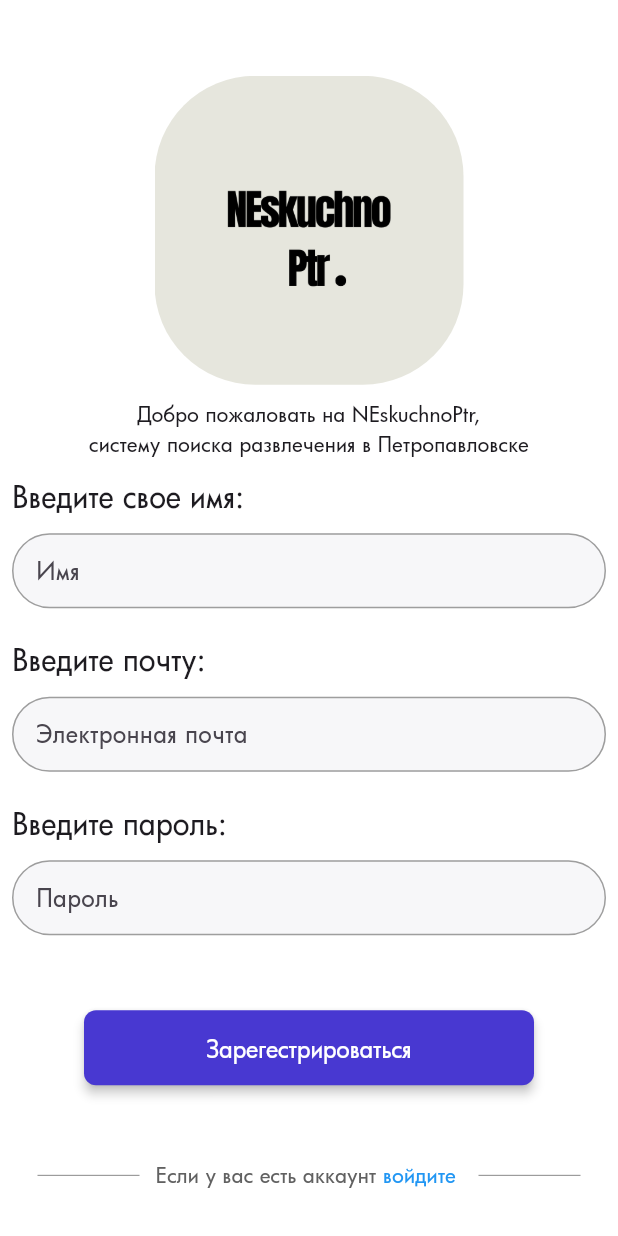
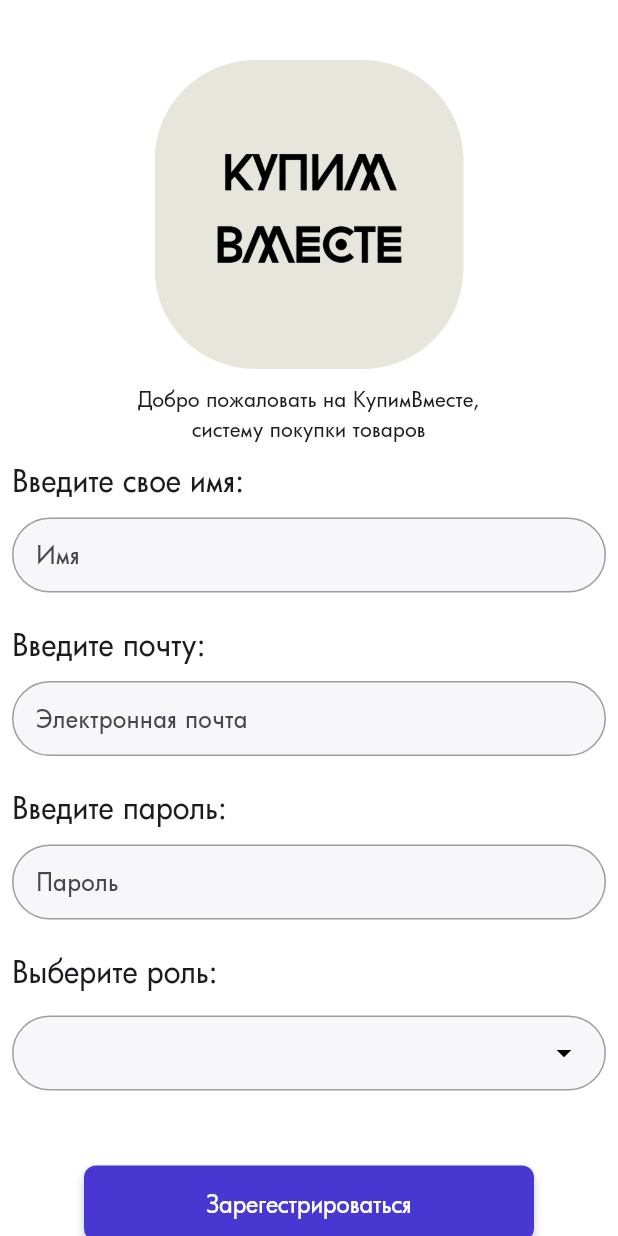
Before and after one commit to chillit/tswcd2, a Flutter app: the screen it shows after launch, after a tap on "Войти в аккаунт", after a tap on "зарегестритруйтесь", on a phone screen of 412 x 824 dp. Run offline on Flutter 3.47's test engine with Material 3 defaults, Android fonts, the phone set to English and light mode, and no system bars; our stand-ins replace awesome_dialog, file, file_picker, firebase_auth, firebase_core, firebase_database and 2 more; missing offline and left inert: dart:html, dart:js; accounts and stored records are empty; network calls fail.

```diff
--- a/lib/Pages/Registration_page.dart
+++ b/lib/Pages/Registration_page.dart
@@ -42,6 +42,7 @@ class _MyHomePageState extends State<Registration> {
   TextEditingController emailcontroller = TextEditingController();
   TextEditingController namecontroller=TextEditingController();
   TextEditingController passwordcontroller = TextEditingController();
+  TextEditingController rolecontroller= TextEditingController();
 
   @override
   void initState() {
@@ -54,40 +55,36 @@ class _MyHomePageState extends State<Registration> {
     emailcontroller.dispose();
     namecontroller.dispose();
     passwordcontroller.dispose();
+    rolecontroller.dispose();
   }
+
+  String? selectedRole;
+  bool showError = false;
+
+  // Example list of options for the dropdown.
+  final List<String> roles = ['Глава семьи', 'Член семьи', ];
+
+  void _onSelected() {
+    setState(() {
+      if (selectedRole ==null)
+        {
+          showError=true;
+        }
+      else
+        showError=false;
+
+    });
+  }
+
+
+
   final FirebaseDatabase _database = FirebaseDatabase.instance;
   final FirebaseAuth _auth = FirebaseAuth.instance;
   Future<void> signupemailpass(String email, String pass) async {
     await _auth.signInWithEmailAndPassword(email: email, password: pass);
   }
 
-  void _saveToDatabase() async {
-    FirebaseAuth.instance.authStateChanges().listen((User? user) async {
-      if (user == null) {
-        print('User is currently signed out!');
-      } else {
-        String currentDate = DateTime.now().toIso8601String().split('T')[0];
-        // Retrieve the name using the UID from the users branch
-        final nameSnapshot = await FirebaseDatabase.instance.ref('users/${user.uid}').once();
-        String name = nameSnapshot.snapshot.value?.toString() ?? '';
 
-        // Set the user's email and name in the database under the 'users' branch
-        await FirebaseDatabase.instance.ref('users/${user.uid}').set({
-          'email': user.email,
-          'name': namecontroller.text.trim(),
-          'IIN': '',
-          'role': 'default',
-          'interests': {
-            'sport': 0,
-            'IT':0,
-            'culture':0,
-            'charity':0,
-            'study':0,
-          }
-        });
-      }
-    });
-  }
   Future<void> registerUser(String email, String password, String name, BuildContext context) async {
     try {
       UserCredential userCredential = await FirebaseAuth.instance.createUserWithEmailAndPassword(
@@ -124,17 +121,11 @@ class _MyHomePageState extends State<Registration> {
     await FirebaseDatabase.instance.ref('users/${uid}').set({
       'email': email,
       'name': namecontroller.text.trim(),
-      'IIN': '',
-      'role': 'default',
-      'interests': {
-        'sport': 0,
-        'IT':0,
-        'culture':0,
-        'charity':0,
-        'study':0,
-      }
+      'role': selectedRole,
+
     });
   }
+
 
   final _formKey = GlobalKey<FormState>();
 
@@ -176,7 +167,7 @@ class _MyHomePageState extends State<Registration> {
                                   child: ClipRRect(
                                     borderRadius: BorderRadius.circular(67.0),
                                     child: Image.asset(
-                                      'assets/images/ptr_neskuchno.png',
+                                      'assets/images/KupimVmeste.png',
                                       fit: BoxFit.contain,
                                     ),
                                   ),
@@ -184,7 +175,7 @@ class _MyHomePageState extends State<Registration> {
                               ),
                               SizedBox(height: 10,),
                               Text(
-                                'Добро пожаловать на NEskuchnoPtr,\n систему поиска развлечения в Петропавловске',
+                                'Добро пожаловать на КупимВместе,\n систему покупки товаров',
                                 style: TextStyle(fontFamily: "Futura"),
                                 textAlign: TextAlign.center,
                               ),
@@ -216,7 +207,7 @@ class _MyHomePageState extends State<Registration> {
                                         borderRadius: BorderRadius.circular(67.0),
                                         child: Image.asset(
 
-                                          'assets/images/ptr_neskuchno.png',
+                                          'assets/images/KupimVmeste.png',
                                           fit: BoxFit.contain,
                                         ),
                                       ),
@@ -225,7 +216,7 @@ class _MyHomePageState extends State<Registration> {
                                   SizedBox(height: 10,),
 
                                   Text(
-                                    'Добро пожаловать на NEskuchnoPtr,\nсистему поиска развлечения в Петропавловске',
+                                    'Добро пожаловать на КупимВместе,\nсистему покупки товаров',
                                     style: TextStyle(fontFamily: 'Futura'),
                                     textAlign: TextAlign.center,
                                   ),
@@ -494,6 +485,63 @@ class _MyHomePageState extends State<Registration> {
                                     ),
                                   ),
                                 ),
+                                SizedBox(height: 20,),
+                                Column(
+                                  crossAxisAlignment: CrossAxisAlignment.start,
+                                  children: [
+                                    Padding(
+                                      padding: EdgeInsets.only(left: 8),
+                                      child: Text(
+                                        'Выберите роль:',
+                                        style: TextStyle(
+                                          fontFamily: 'Futura',
+                                          fontSize: 20,
+                                        ),
+                                        textAlign: TextAlign.start,
+                                      ),
+                                    ),
+                                    SizedBox(height: 15,),
+                                    Padding(padding: EdgeInsetsDirectional.fromSTEB(8, 0, 8, 0),
+                                      child: Container(
+                                        width: 450,
+                                        height: 50,
+                                        decoration: BoxDecoration(
+
+                                          color:  (showError ? Colors.red.withOpacity(0.2) : Color.fromRGBO(46, 46, 93, 0.04)) ,
+                                          border: Border.all(
+                                            color: showError ? Colors.red : Colors.grey,
+                                            width: 1,
+                                          ),
+                                          borderRadius: BorderRadius.circular(25),
+
+                                        ),
+                                        padding: EdgeInsets.symmetric(horizontal: 15),
+                                        child: DropdownButtonHideUnderline(
+                                          child: DropdownButton<String>(
+                                            focusColor: Colors.transparent,
+                                            value: selectedRole,
+                                            isExpanded: true,
+                                            icon: Icon(Icons.arrow_drop_down, color: Colors.black),
+                                            iconSize: 24,
+                                            elevation: 0,
+                                            style: TextStyle(color: Colors.black, fontSize: 15),
+                                            onChanged: (String? newValue) {
+                                              setState(() {
+                                                selectedRole = newValue;
+                                              });
+                                            },
+                                            items: roles.map<DropdownMenuItem<String>>((String value) {
+                                              return DropdownMenuItem<String>(
+                                                value: value,
+                                                child: Text(value, style: TextStyle(fontFamily: 'Futura')),
+                                              );
+                                            }).toList(),
+                                          ),
+                                        ),
+                                      ),
+                                    ),
+                                  ],
+                                )
                               ],
                             ),
                             Padding(
@@ -504,7 +552,8 @@ class _MyHomePageState extends State<Registration> {
                                 width: 300,
                                 child: ElevatedButton(
                                   onPressed: () {
-                                    if (_formKey.currentState!.validate()) {
+                                    _onSelected();
+                                    if (_formKey.currentState!.validate() && !showError) {
                                       // Call your registration logic here
                                       registerUser(
                                         emailcontroller.text.trim(),
--- a/lib/main.dart
+++ b/lib/main.dart
@@ -94,12 +94,12 @@ class _MyAppState extends State<MyApp> {
     return MaterialApp(
       debugShowCheckedModeBanner: false,
 
-      title: 'NEskuchnoPtr',
+      title: 'КупимВместе',
       theme: ThemeData(
         fontFamily: 'Futura',
         primarySwatch: Colors.blue,
         visualDensity: VisualDensity.adaptivePlatformDensity,
-        fontFamily: "Futura",
+
         // This is the theme of your application.
         //
         // TRY THIS: Try running your application with "flutter run". You'll see
@@ -269,7 +269,7 @@ class _MyHomePageState extends State<MyHomePage> {
                                   child: ClipRRect(
                                     borderRadius: BorderRadius.circular(67.0),
                                     child: Image.asset(
-                                      'assets/images/ptr_neskuchno.png',
+                                      'assets/images/KupimVmeste.png',
                                       fit: BoxFit.contain,
                                     ),
                                   ),
@@ -277,7 +277,7 @@ class _MyHomePageState extends State<MyHomePage> {
                               ),
                               SizedBox(height: 10,),
                               Text(
-                                'Добро пожаловать на NEskuchnoPtr,\nсистему поиска развлечения в Петропавловске',
+                                'Добро пожаловать на КупимВместе,\nсистему покупки товаров',
                                 style: TextStyle(fontFamily: "Futura"),
                                 textAlign: TextAlign.center,
                               ),
@@ -309,7 +309,7 @@ class _MyHomePageState extends State<MyHomePage> {
                                         borderRadius: BorderRadius.circular(67.0),
                                         child: Image.asset(
 
-                                          'assets/images/ptr_neskuchno.png',
+                                          'assets/images/KupimVmeste.png',
                                           fit: BoxFit.contain,
                                         ),
                                       ),
@@ -318,7 +318,7 @@ class _MyHomePageState extends State<MyHomePage> {
                                   SizedBox(height: 10,),
 
                                   Text(
-                                    'Добро пожаловать на NEskuchnoPtr,\nсистему поиска развлечения в Петропавловске',
+                                    'Добро пожаловать на КупимВместе,\nсистему покупки товаров',
                                     style: TextStyle(fontFamily: 'Futura'),
                                     textAlign: TextAlign.center,
                                   ),
--- a/pubspec.yaml
+++ b/pubspec.yaml
@@ -73,6 +73,7 @@ flutter:
     - assets/images/Telega.png
     - assets/images/SkuchnoAta.png
     - assets/images/ptr_neskuchno.png
+    - assets/images/KupimVmeste.png
 
   # An image asset can refer to one or more resolution-specific "variants", see
   # https://flutter.dev/assets-and-images/#resolution-aware
```
Also changed, not shown: assets/images/KupimVmeste.png (added), pubspec.lock.
